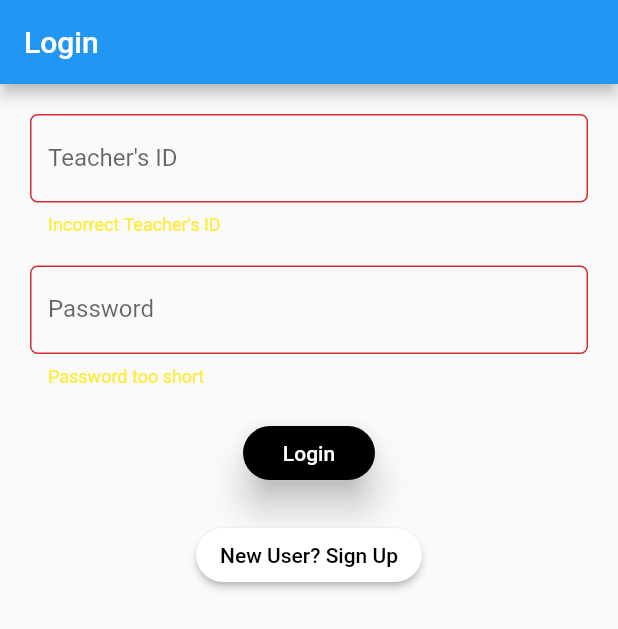
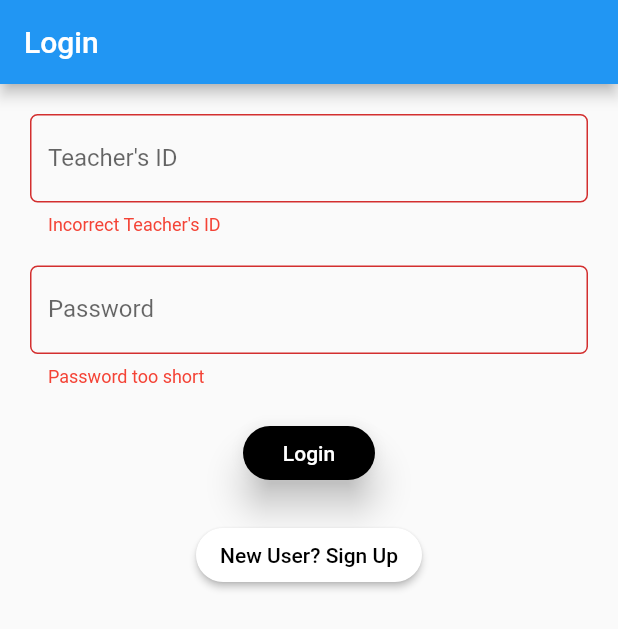
Before and after one commit to saket1999/attendance_teacher, a Flutter app: the screen it shows after launch, after a tap on "Login", on a phone screen of 412 x 824 dp. Shown: the top 629 px of the screen. Run offline on Flutter 3.47's test engine with Material 2 defaults, Android fonts, the phone set to English and light mode, and no system bars; our stand-ins replace cloud_firestore, datetime_picker_formfield, firebase_storage, flutter_spinkit, flutter_tindercard, fluttertoast and 3 more; missing offline and left inert: flutter_mailer, loading, password, qr_code_scanner; accounts and stored records are empty; network calls fail.

Commit message:
Sign Out added with shared preferences, error color changed to red.

```diff
--- a/lib/main.dart
+++ b/lib/main.dart
@@ -1,20 +1,45 @@
+import 'dart:convert';
+
+import 'package:attendance_teacher/classes/teacher.dart';
 import 'package:attendance_teacher/screens/adminDashboard.dart';
+import 'package:attendance_teacher/screens/dashboard.dart';
 import 'package:attendance_teacher/screens/login.dart';
 import 'package:attendance_teacher/screens/mailteachers.dart';
 import 'package:flutter/material.dart';
+import 'package:shared_preferences/shared_preferences.dart';
 
-void main() => runApp(MyApp());
+void main() {
+
+  SharedPreferences.getInstance().then((prefs) {
+    final String jsonObject = prefs.getString('storedObject');
+    final String jsonId = prefs.getString('storedId');
+    if(jsonObject != null && jsonObject.isNotEmpty) {
+      Teacher student = Teacher.fromMapObject(json.decode(jsonObject));
+      student.documentId = jsonId;
+      return runApp(MyApp(true, student));
+    }
+    else
+      return runApp(MyApp(false, Teacher.blank()));
+  });
+
+}
 
 class MyApp extends StatelessWidget {
+
+  bool check;
+  Teacher teacher;
+  MyApp(this.check, this.teacher);
+
   @override
   Widget build(BuildContext context) {
+
     return MaterialApp(
       title: 'Teacher Attendance Manager',
       debugShowCheckedModeBanner: false,
       theme: ThemeData(
         brightness: Brightness.light
       ),
-      home: Login(),
+      home: check? (teacher.verify==404? AdminDashboard(): Dashboard(teacher)): Login()
     );
   }
 }
--- a/lib/screens/create_extraclass.dart
+++ b/lib/screens/create_extraclass.dart
@@ -79,7 +79,7 @@ class _CreateExtraClassState extends State<CreateExtraClass> {
 										},
 										decoration: InputDecoration(
 											labelText: 'Date and Time',
-											errorStyle: TextStyle(color: Colors.yellow),
+											errorStyle: TextStyle(color: Colors.red),
 											border: OutlineInputBorder(
 												borderRadius: BorderRadius.circular(5.0))
 										),
@@ -98,7 +98,7 @@ class _CreateExtraClassState extends State<CreateExtraClass> {
 										},
 										decoration: InputDecoration(
 											labelText: 'Duration of Class',
-											errorStyle: TextStyle(color: Colors.yellow),
+											errorStyle: TextStyle(color: Colors.red),
 											border: OutlineInputBorder(
 												borderRadius: BorderRadius.circular(5.0))
 										),
--- a/lib/screens/createclass.dart
+++ b/lib/screens/createclass.dart
@@ -56,7 +56,7 @@ class _CreateClassState extends State<CreateClass> {
 									},
 									decoration: InputDecoration(
 										labelText: "Subject ID",
-										errorStyle: TextStyle(color: Colors.yellow),
+										errorStyle: TextStyle(color: Colors.red),
 										border: OutlineInputBorder(
 											borderRadius: BorderRadius.circular(5.0))),
 								),
@@ -74,7 +74,7 @@ class _CreateClassState extends State<CreateClass> {
 									},
 									decoration: InputDecoration(
 										labelText: "Subject Name",
-										errorStyle: TextStyle(color: Colors.yellow),
+										errorStyle: TextStyle(color: Colors.red),
 										border: OutlineInputBorder(
 											borderRadius: BorderRadius.circular(5.0))),
 								),
@@ -92,7 +92,7 @@ class _CreateClassState extends State<CreateClass> {
 									},
 									decoration: InputDecoration(
 										labelText: "Class Id",
-										errorStyle: TextStyle(color: Colors.yellow),
+										errorStyle: TextStyle(color: Colors.red),
 										border: OutlineInputBorder(
 											borderRadius: BorderRadius.circular(5.0))),
 								),
--- a/lib/screens/createtiming.dart
+++ b/lib/screens/createtiming.dart
@@ -102,7 +102,7 @@ class _CreateTimingState extends State<CreateTiming> {
 									},
 									decoration: InputDecoration(
 										labelText: 'Duration of Class',
-										errorStyle: TextStyle(color: Colors.yellow),
+										errorStyle: TextStyle(color: Colors.red),
 										border: OutlineInputBorder(
 											borderRadius: BorderRadius.circular(5.0))
 									),
--- a/lib/screens/editattendance.dart
+++ b/lib/screens/editattendance.dart
@@ -65,7 +65,7 @@ class _EditAttendanceState extends State<EditAttendance> {
 									},
 									decoration: InputDecoration(
 										labelText: 'Registeration Number',
-										errorStyle: TextStyle(color: Colors.yellow),
+										errorStyle: TextStyle(color: Colors.red),
 										border: OutlineInputBorder(
 											borderRadius: BorderRadius.circular(5.0))
 									),
@@ -92,7 +92,7 @@ class _EditAttendanceState extends State<EditAttendance> {
 									},
 									decoration: InputDecoration(
 										labelText: 'Date',
-										errorStyle: TextStyle(color: Colors.yellow),
+										errorStyle: TextStyle(color: Colors.red),
 										border: OutlineInputBorder(
 											borderRadius: BorderRadius.circular(5.0))
 									),
--- a/lib/screens/login.dart
+++ b/lib/screens/login.dart
@@ -46,7 +46,7 @@ class _LoginState extends State<Login> {
                     },
                     decoration: InputDecoration(
                         labelText: "Teacher's ID",
-                        errorStyle: TextStyle(color: Colors.yellow),
+                        errorStyle: TextStyle(color: Colors.red),
                         border: OutlineInputBorder(
                             borderRadius: BorderRadius.circular(5.0))),
                   ),
@@ -64,7 +64,7 @@ class _LoginState extends State<Login> {
                     },
                     decoration: InputDecoration(
                         labelText: 'Password',
-                        errorStyle: TextStyle(color: Colors.yellow),
+                        errorStyle: TextStyle(color: Colors.red),
                         border: OutlineInputBorder(
                             borderRadius: BorderRadius.circular(5.0))),
                   ),
--- a/pubspec.yaml
+++ b/pubspec.yaml
@@ -32,6 +32,7 @@ dependencies:
   flutter_mailer: ^0.4.1+1
   flutter_tindercard: ^0.1.7
   flutter_spinkit: ^3.1.0
+  shared_preferences: ^0.5.3+4
 
   # The following adds the Cupertino Icons font to your application.
   # Use with the CupertinoIcons class for iOS style icons.
```
Also changed, not shown: lib/screens/adminDashboard.dart (+16 -0 lines), lib/screens/dashboard.dart (+10 -1 lines), lib/screens/mailclass.dart (+2 -9 lines), lib/screens/profile.dart (+14 -6 lines), lib/screens/shortatendancelist.dart (+2 -8 lines), lib/screens/signup.dart (+6 -6 lines), lib/services/firestorecrud.dart (+9 -0 lines), pubspec.lock.
